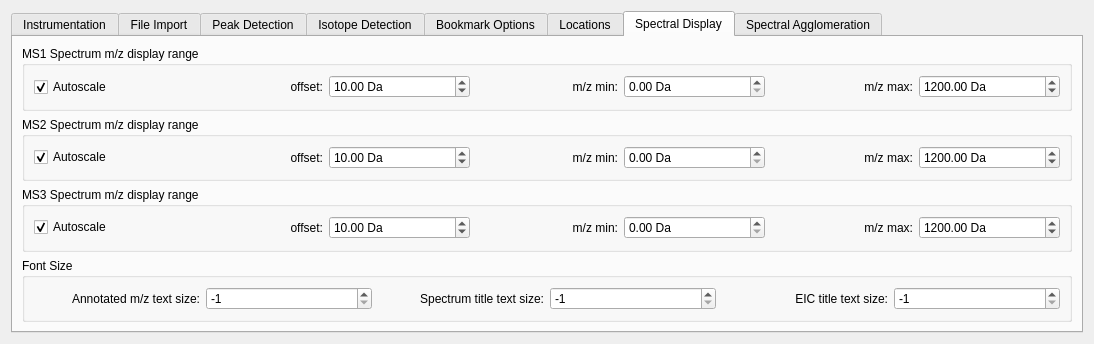
First picture: the form in src/maven/forms/settingsform.ui, repository eugenemel/maven, before the edit.
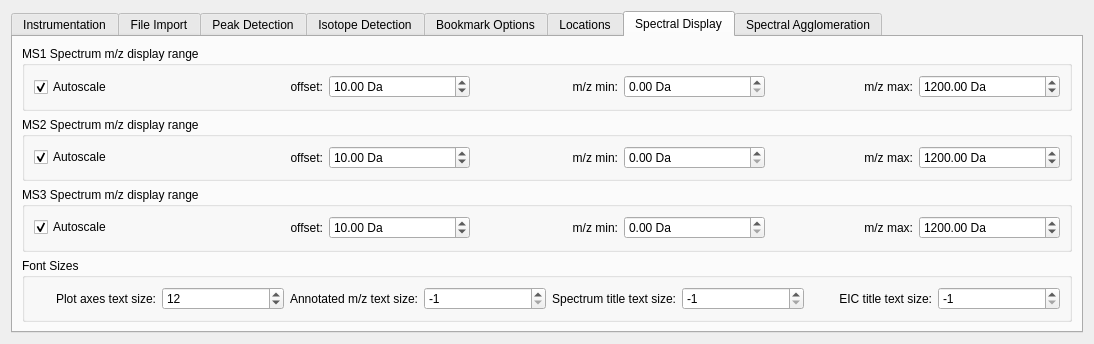
Second picture: the form after the edit. The open tabs and pages were chosen to show the change. Icons and pictures are not drawn.

Commit message: Issue 730: Created control for axes font size.

```diff
--- a/src/maven/forms/settingsform.ui
+++ b/src/maven/forms/settingsform.ui
@@ -1381,10 +1381,33 @@
        <item row="3" column="0">
         <widget class="QGroupBox" name="groupBox">
          <property name="title">
-          <string>Font Size</string>
+          <string>Font Sizes</string>
          </property>
          <layout class="QGridLayout" name="gridLayout_18">
           <item row="0" column="0">
+           <widget class="QLabel" name="lblAxesTextSize">
+            <property name="text">
+             <string>Plot axes text size:</string>
+            </property>
+            <property name="alignment">
+             <set>Qt::AlignRight|Qt::AlignTrailing|Qt::AlignVCenter</set>
+            </property>
+           </widget>
+          </item>
+          <item row="0" column="1">
+           <widget class="QSpinBox" name="spnAxesTextSize">
+            <property name="minimum">
+             <number>-1</number>
+            </property>
+            <property name="maximum">
+             <number>999</number>
+            </property>
+            <property name="value">
+             <number>12</number>
+            </property>
+           </widget>
+          </item>
+          <item row="0" column="2">
            <widget class="QLabel" name="lblMzTextSize">
             <property name="text">
              <string>Annotated m/z text size:</string>
@@ -1394,7 +1417,7 @@
             </property>
            </widget>
           </item>
-          <item row="0" column="1">
+          <item row="0" column="3">
            <widget class="QSpinBox" name="spnMzTextSize">
             <property name="minimum">
              <number>-1</number>
@@ -1407,7 +1430,7 @@
             </property>
            </widget>
           </item>
-          <item row="0" column="2">
+          <item row="0" column="4">
            <widget class="QLabel" name="lblSpectrumTitleTextSize">
             <property name="text">
              <string>Spectrum title text size:</string>
@@ -1417,7 +1440,7 @@
             </property>
            </widget>
           </item>
-          <item row="0" column="3">
+          <item row="0" column="5">
            <widget class="QSpinBox" name="spnSpectrumTitleTextSize">
             <property name="minimum">
              <number>-1</number>
@@ -1430,7 +1453,7 @@
             </property>
            </widget>
           </item>
-          <item row="0" column="4">
+          <item row="0" column="6">
            <widget class="QLabel" name="lblEICTitleTextSize">
             <property name="text">
              <string>EIC title text size:</string>
@@ -1440,7 +1463,7 @@
             </property>
            </widget>
           </item>
-          <item row="0" column="5">
+          <item row="0" column="7">
            <widget class="QSpinBox" name="spnEICTitleTextSize">
             <property name="minimum">
              <number>-1</number>
```
Left out of the diff: 72 changed lines with no effect on the pictures. The commit also changes 1 other file.
